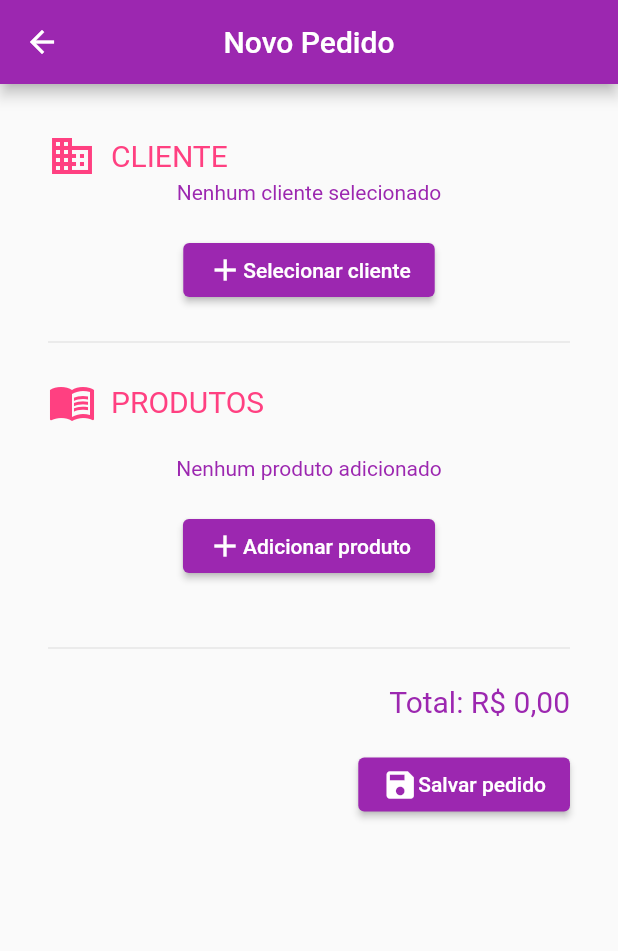
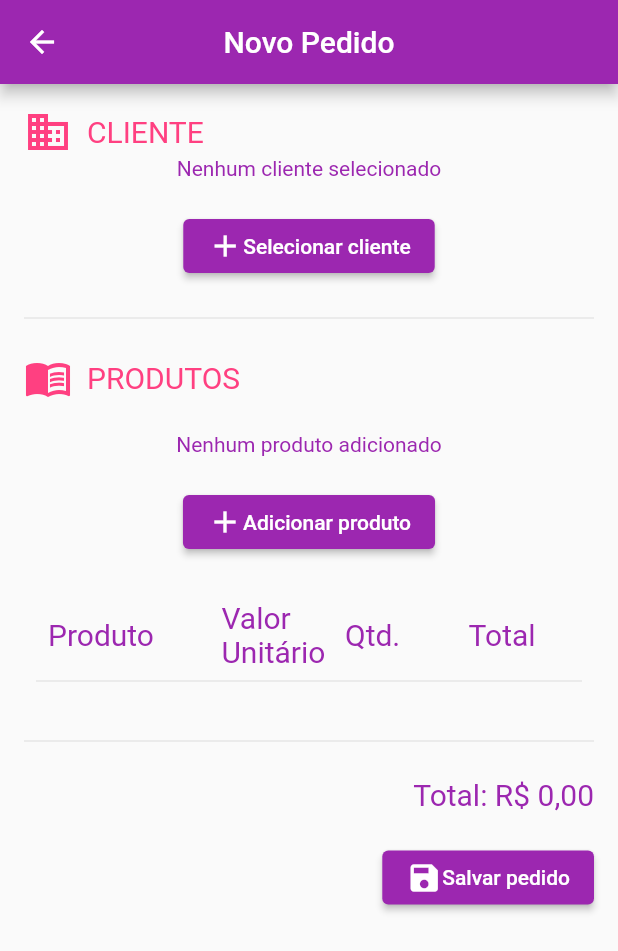
Before and after one commit to victorwolff39/mercos_challenge, a Flutter app: the screen it shows once a user with an empty profile is signed in, after a tap on the "add" icon, on a phone screen of 412 x 824 dp. Shown: the top 951 px of the screen. Run offline on Flutter 3.47's test engine with Material 2 defaults, Android fonts, the light colour scheme and no system bars; our stand-ins replace firebase_auth, firebase_core, flutter_masked_text, fluttertoast; accounts and stored records are empty; network calls fail.

Commit message:
Melhorias visuais na apresentação do pedido.

```diff
--- a/lib/ui/screens/new_order_screen.dart
+++ b/lib/ui/screens/new_order_screen.dart
@@ -1,6 +1,7 @@
 import 'package:flutter/material.dart';
 import 'package:intl/intl.dart';
 import 'package:flutter/rendering.dart';
+import 'package:mercos_challenge/ui/widgets/order/order_row_label_widget.dart';
 import 'package:provider/provider.dart';
 import 'package:fluttertoast/fluttertoast.dart';
 import '../../providers/orders_provider.dart';
@@ -58,11 +59,15 @@ class _NewOrderScreenState extends State<NewOrderScreen> {
     return Row(
       crossAxisAlignment: CrossAxisAlignment.center,
       children: [
-        Icon(icon, size: 32, color: Theme.of(context).accentColor),
+        Icon(icon, size: 32, color: Theme
+            .of(context)
+            .accentColor),
         SizedBox(width: 10),
         Text(
           title,
-          style: TextStyle(color: Theme.of(context).accentColor, fontSize: 20),
+          style: TextStyle(color: Theme
+              .of(context)
+              .accentColor, fontSize: 20),
         )
       ],
     );
@@ -125,9 +130,11 @@ class _NewOrderScreenState extends State<NewOrderScreen> {
       );
       if (isUpdate) {
         order.id = widget.currentOrder.id;
-        Provider.of<OrdersProvider>(context, listen: false).editOrder(this.order);
+        Provider.of<OrdersProvider>(context, listen: false).editOrder(
+            this.order);
       } else {
-        Provider.of<OrdersProvider>(context, listen: false).addOrder(this.order);
+        Provider.of<OrdersProvider>(context, listen: false).addOrder(
+            this.order);
       }
       widget.selectOrderScreen();
     }
@@ -148,9 +155,8 @@ class _NewOrderScreenState extends State<NewOrderScreen> {
 
   @override
   Widget build(BuildContext context) {
-    return Padding(
-      padding: const EdgeInsets.all(16),
-      child: Padding(
+    return LayoutBuilder(builder: (ctx, constraints) {
+      return Padding(
         padding: const EdgeInsets.all(16),
         child: SingleChildScrollView(
           child: Column(
@@ -170,23 +176,33 @@ class _NewOrderScreenState extends State<NewOrderScreen> {
                   if (orderItems.length <= 0)
                     Text(
                       "Nenhum produto adicionado",
-                      style: TextStyle(color: Theme.of(context).primaryColor),
+                      style: TextStyle(color: Theme
+                          .of(context)
+                          .primaryColor),
                     ),
                   SizedBox(height: 20),
                   FittedBox(
                     child: ElevatedButton(
                       onPressed: () => addProduct(),
                       child: Row(
-                        children: [Icon(Icons.add), Text("Adicionar produto")],
+                        children: [
+                          Icon(Icons.add),
+                          Text("Adicionar produto")
+                        ],
                       ),
                     ),
                   ),
                   SizedBox(height: 20),
+                  OrderRowLabelWidget(constraints),
                   ListView.builder(
                     itemCount: orderItems.length,
                     shrinkWrap: true,
                     itemBuilder: (ctx, index) =>
-                        OrderItemWidget(orderItems[index], removeItem),
+                        OrderItemWidget(
+                          orderItem: orderItems[index],
+                          removeProduct: removeItem,
+                          constraints: constraints,
+                        ),
                   )
                 ],
               ),
@@ -197,7 +213,9 @@ class _NewOrderScreenState extends State<NewOrderScreen> {
                   Text(
                     "Total: ${formattedTotal(orderTotal)}",
                     style: TextStyle(
-                      color: Theme.of(context).primaryColor,
+                      color: Theme
+                          .of(context)
+                          .primaryColor,
                       fontSize: 20,
                     ),
                   ),
@@ -208,7 +226,10 @@ class _NewOrderScreenState extends State<NewOrderScreen> {
                       FittedBox(
                         child: ElevatedButton(
                           child: Row(
-                            children: [Icon(Icons.save), Text("Salvar pedido")],
+                            children: [
+                              Icon(Icons.save),
+                              Text("Salvar pedido")
+                            ],
                           ),
                           onPressed: () => saveOrder(),
                         ),
@@ -220,7 +241,7 @@ class _NewOrderScreenState extends State<NewOrderScreen> {
             ],
           ),
         ),
-      ),
-    );
+      );
+    });
   }
 }
--- /dev/null
+++ b/lib/ui/widgets/order/order_row_label_widget.dart
@@ -0,0 +1,55 @@
+import 'package:flutter/material.dart';
+
+class OrderRowLabelWidget extends StatelessWidget {
+  final BoxConstraints constraints;
+
+  OrderRowLabelWidget(this.constraints);
+
+  @override
+  Widget build(BuildContext context) {
+
+    TextStyle labelTextStyle() {
+      return TextStyle(
+        fontSize: 20,
+        color: Theme.of(context).primaryColor,
+      );
+    }
+
+    return Padding(
+      padding: const EdgeInsets.all(8.0),
+      child: Column(
+        children: [
+          Row(
+            mainAxisAlignment: MainAxisAlignment.start,
+            crossAxisAlignment: CrossAxisAlignment.center,
+            children: [
+              Container(
+                width: constraints.maxWidth * 0.30,
+                child: Padding(
+                    padding: const EdgeInsets.all(8.0),
+                    child: Text("Produto", style: labelTextStyle())
+                ),
+              ),
+              Container(
+                width: constraints.maxWidth * 0.20,
+                child: Text("Valor Unitário", style: labelTextStyle()),
+              ),
+              Container(
+                alignment: Alignment.centerLeft,
+                width: constraints.maxWidth * 0.20,
+                child: Text("Qtd.", style: labelTextStyle()),
+              ),
+              Container(
+                alignment: Alignment.centerLeft,
+                width: constraints.maxWidth * 0.20,
+                child: Text("Total", style: labelTextStyle()),
+              ),
+              //SizedBox(width: constraints.maxWidth * 0.05)
+            ],
+          ),
+          Divider(),
+        ],
+      ),
+    );
+  }
+}
```
Also changed, not shown: lib/ui/widgets/order/order_item_widget.dart (+48 -26 lines).
